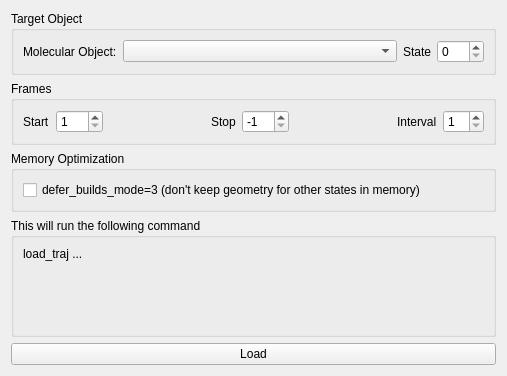
Old version of the form modules/pmg_qt/forms/load_traj.ui in the repository schrodinger/pymol-open-source.
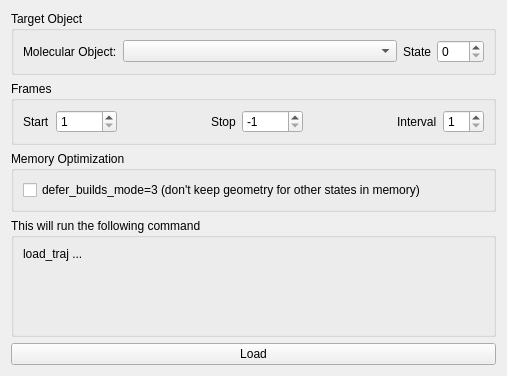
New version of the form.

Commit message:
PYMOL-3510 Traj import dialog increase frame limit
Increase the input limits for start and end frame to 99999.

What changed in the file:
```diff
--- a/modules/pmg_qt/forms/load_traj.ui
+++ b/modules/pmg_qt/forms/load_traj.ui
@@ -79,7 +79,7 @@
          <number>1</number>
         </property>
         <property name="maximum">
-         <number>999</number>
+         <number>99999</number>
         </property>
         <property name="value">
          <number>1</number>
@@ -115,7 +115,7 @@
          <number>-1</number>
         </property>
         <property name="maximum">
-         <number>999</number>
+         <number>99999</number>
         </property>
         <property name="value">
          <number>-1</number>
```
